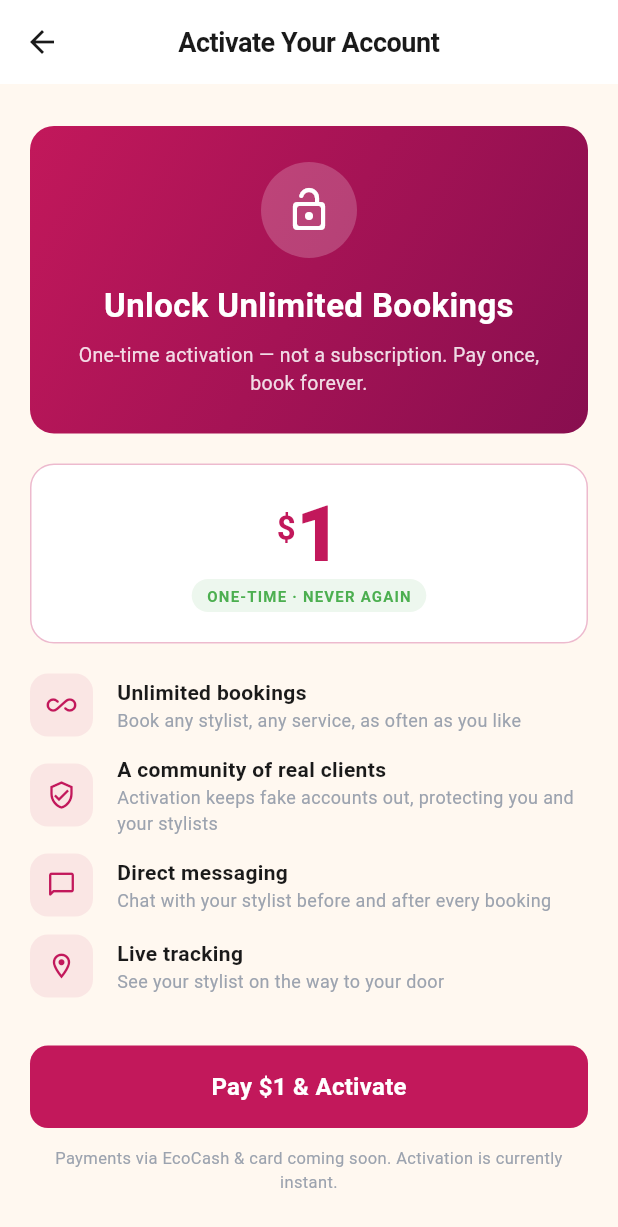
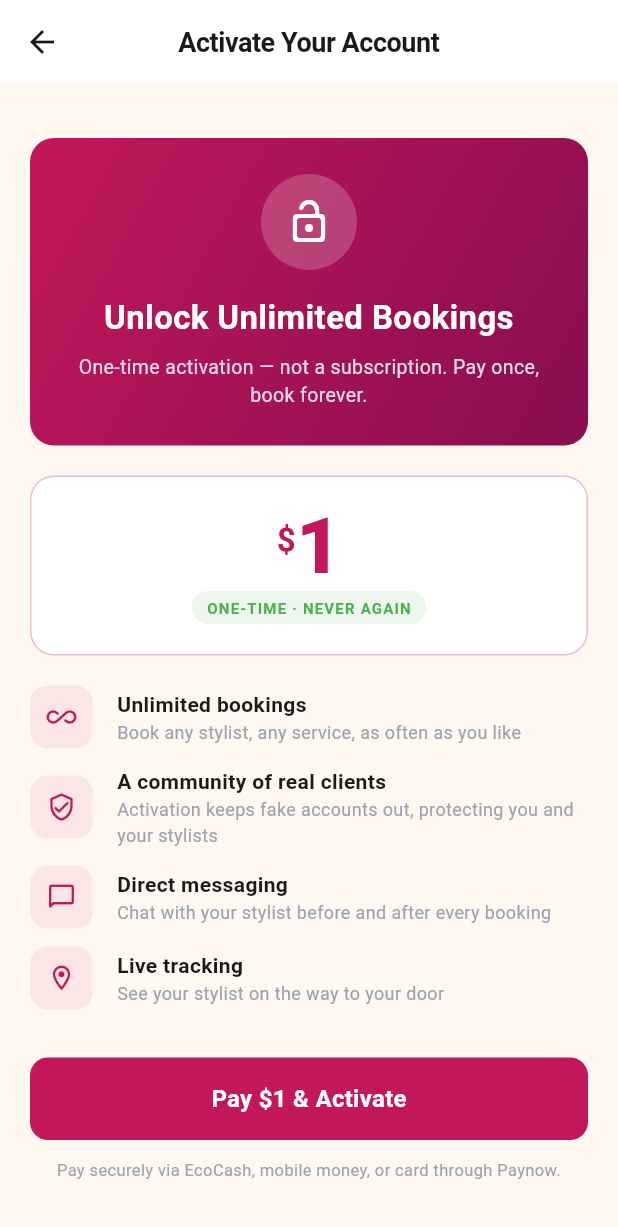
Before and after one commit to bromadex/beautyapp, a Flutter app: the ActivationScreen screen opened by its route, on a phone screen of 412 x 824 dp. Shown: the top 1227 px of the screen. Run offline on Flutter 3.47's test engine with Material 3 defaults, Android fonts, the phone set to English and light mode, and no system bars; our stand-ins replace file_picker, firebase_core, firebase_messaging, geolocator, go_router, image_picker and 3 more; accounts and stored records are empty.

Commit message:
Fix share profile and update payment method labels
- Share profile now uses the actual Vercel URL instead of Uri.base.origin
  (which resolves to localhost on mobile, breaking the shared link)
- Fix share title from "BeautyApp" to "BeauTap"
- Update payment method labels to show "via Paynow" branding
- Remove "coming soon" text from subscription and activation screens
  since Paynow is already integrated
- Add webBaseUrl constant to AppConfig

Co-Authored-By: Claude Opus 4.6 <noreply@anthropic.com>
Claude-Session: https://claude.ai/code/session_01WrfTxhRrYrbYnj1C3Sa6J6

```diff
--- a/lib/config/app_config.dart
+++ b/lib/config/app_config.dart
@@ -5,4 +5,6 @@ class AppConfig {
   static const double providerActivationFee = 3.00;
   static const double providerMonthlyFee = 5.00;
   static const double clientActivationFee = 1.00;
+
+  static const String webBaseUrl = 'https://beautyapp-swart.vercel.app';
 }
--- a/lib/screens/activation_screen.dart
+++ b/lib/screens/activation_screen.dart
@@ -229,7 +229,7 @@ class _ActivationScreenState extends State<ActivationScreen> {
                 ),
                 const SizedBox(height: AppSpacing.md),
                 const Text(
-                  'Payments via EcoCash & card coming soon. Activation is currently instant.',
+                  'Pay securely via EcoCash, mobile money, or card through Paynow.',
                   textAlign: TextAlign.center,
                   style: TextStyle(fontSize: 11, color: AppColors.textTertiary),
                 ),
--- a/lib/screens/payment_screen.dart
+++ b/lib/screens/payment_screen.dart
@@ -430,7 +430,7 @@ class _PaymentScreenState extends State<PaymentScreen> {
 
             PaymentMethodCard(
               title: 'Credit / Debit Card',
-              subtitle: 'Visa, Mastercard -- simulated for now',
+              subtitle: 'Visa, Mastercard via Paynow',
               icon: Icons.credit_card_rounded,
               value: 'card',
               selectedValue: _selectedMethod,
@@ -438,8 +438,8 @@ class _PaymentScreenState extends State<PaymentScreen> {
             ),
             const SizedBox(height: AppSpacing.sm),
             PaymentMethodCard(
-              title: 'Mobile Money',
-              subtitle: 'EcoCash, OneMoney, Telecash',
+              title: 'EcoCash / Mobile Money',
+              subtitle: 'EcoCash, OneMoney, Telecash via Paynow',
               icon: Icons.phone_android_rounded,
               value: 'mobile_money',
               selectedValue: _selectedMethod,
--- a/lib/screens/provider_home_screen.dart
+++ b/lib/screens/provider_home_screen.dart
@@ -2,6 +2,7 @@ import 'package:flutter/material.dart';
 import 'package:flutter/services.dart';
 import 'package:go_router/go_router.dart';
 import 'package:share_plus/share_plus.dart';
+import '../config/app_config.dart';
 import '../supabase_client.dart';
 import '../services/notification_service.dart';
 import '../services/push_service.dart';
@@ -52,7 +53,7 @@ class _ProviderHomeScreenState extends State<ProviderHomeScreen> with SingleTick
 
   void _shareProfile(BuildContext context) {
     final uid = supabase.auth.currentUser!.id;
-    final profileUrl = '${Uri.base.origin}/#/provider/$uid';
+    final profileUrl = '${AppConfig.webBaseUrl}/#/provider/$uid';
     final name = _profile?['full_name'] ?? 'my';
 
     showModalBottomSheet(
@@ -121,7 +122,7 @@ class _ProviderHomeScreenState extends State<ProviderHomeScreen> with SingleTick
                   Navigator.pop(context);
                   SharePlus.instance.share(
                     ShareParams(
-                      title: 'Book $name on BeautyApp',
+                      title: 'Book $name on BeauTap',
                       uri: Uri.parse(profileUrl),
                     ),
                   );
--- a/lib/screens/subscription_screen.dart
+++ b/lib/screens/subscription_screen.dart
@@ -537,7 +537,7 @@ class _SubscriptionScreenState extends State<SubscriptionScreen> {
           SizedBox(width: AppSpacing.md),
           Expanded(
             child: Text(
-              'The \$3 activation keeps BeauTap free of fake profiles and bots — every stylist on the platform is real and invested. Payments via EcoCash & card (Paynow) coming soon.',
+              'The \$3 activation keeps BeauTap free of fake profiles and bots — every stylist on the platform is real and invested. Pay securely via EcoCash, mobile money, or card through Paynow.',
               style: TextStyle(fontSize: 12, color: AppColors.info, height: 1.4),
             ),
           ),
```
Also changed, not shown: 2 other files.
